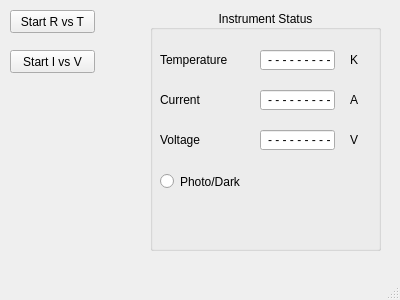
The window that mainwindow.ui (Qt-Widgets/conductivity) describes before a commit, drawn with Qt 5.
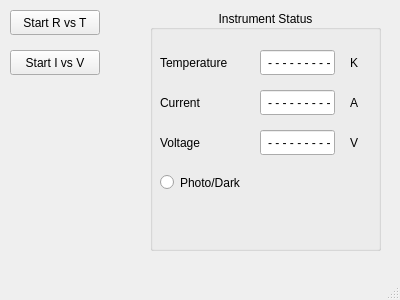
The same window after the commit.

```diff
--- a/mainwindow.ui
+++ b/mainwindow.ui
@@ -19,8 +19,8 @@
      <rect>
       <x>10</x>
       <y>10</y>
-      <width>85</width>
-      <height>23</height>
+      <width>90</width>
+      <height>25</height>
      </rect>
     </property>
     <property name="text">
@@ -35,8 +35,8 @@
      <rect>
       <x>10</x>
       <y>50</y>
-      <width>85</width>
-      <height>23</height>
+      <width>90</width>
+      <height>25</height>
      </rect>
     </property>
     <property name="text">
@@ -64,7 +64,7 @@
        <x>10</x>
        <y>40</y>
        <width>95</width>
-       <height>20</height>
+       <height>25</height>
       </rect>
      </property>
      <property name="text">
@@ -77,7 +77,7 @@
        <x>110</x>
        <y>40</y>
        <width>75</width>
-       <height>20</height>
+       <height>25</height>
       </rect>
      </property>
      <property name="text">
@@ -96,7 +96,7 @@
        <x>200</x>
        <y>40</y>
        <width>21</width>
-       <height>20</height>
+       <height>25</height>
       </rect>
      </property>
      <property name="text">
@@ -109,7 +109,7 @@
        <x>110</x>
        <y>80</y>
        <width>75</width>
-       <height>20</height>
+       <height>25</height>
       </rect>
      </property>
      <property name="text">
@@ -128,7 +128,7 @@
        <x>200</x>
        <y>80</y>
        <width>21</width>
-       <height>20</height>
+       <height>25</height>
       </rect>
      </property>
      <property name="text">
@@ -141,7 +141,7 @@
        <x>10</x>
        <y>80</y>
        <width>95</width>
-       <height>20</height>
+       <height>25</height>
       </rect>
      </property>
      <property name="text">
@@ -154,7 +154,7 @@
        <x>110</x>
        <y>120</y>
        <width>75</width>
-       <height>20</height>
+       <height>25</height>
       </rect>
      </property>
      <property name="text">
@@ -173,7 +173,7 @@
        <x>200</x>
        <y>120</y>
        <width>21</width>
-       <height>20</height>
+       <height>25</height>
       </rect>
      </property>
      <property name="text">
@@ -186,7 +186,7 @@
        <x>10</x>
        <y>120</y>
        <width>95</width>
-       <height>20</height>
+       <height>25</height>
       </rect>
      </property>
      <property name="text">
@@ -199,7 +199,7 @@
        <x>10</x>
        <y>160</y>
        <width>112</width>
-       <height>23</height>
+       <height>25</height>
       </rect>
      </property>
      <property name="text">
```
